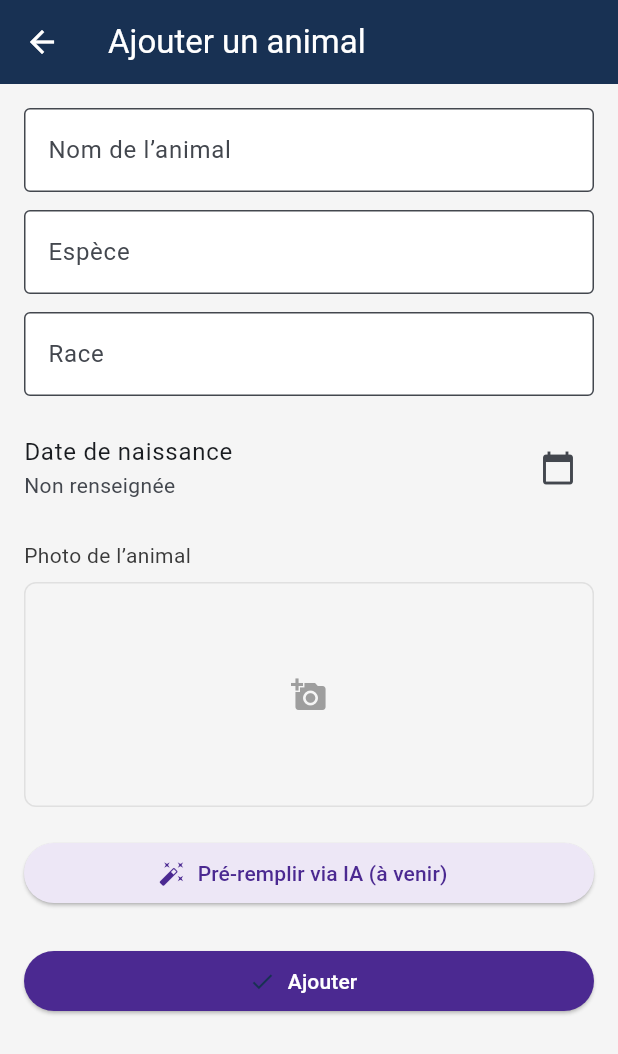
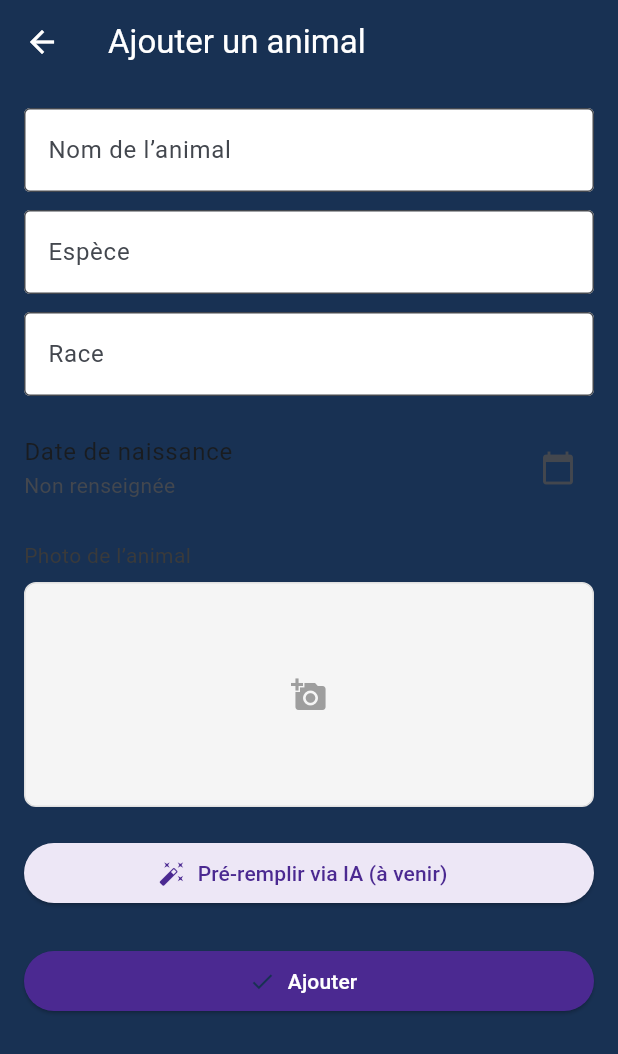
Before and after one commit to anisphere13/anisphere, a Flutter app: the AnimalFormScreen screen opened directly, on a phone screen of 412 x 824 dp. Shown: the top 1054 px of the screen. Run offline on Flutter 3.47's test engine with Material 3 defaults, Android fonts, the phone set to English and light mode, and no system bars; our stand-ins replace battery_plus, cloud_firestore, connectivity_plus, firebase_auth, firebase_core, firebase_messaging and 15 more; missing offline and left inert: google_mlkit_text_recognition, mobile_scanner, tflite_flutter; accounts and stored records are empty.

Commit message:
fix: update background color

```diff
--- a/lib/theme.dart
+++ b/lib/theme.dart
@@ -2,7 +2,7 @@ import 'package:flutter/material.dart';
 
 /// Application-wide theme settings.
 final ThemeData appTheme = ThemeData(
-  scaffoldBackgroundColor: const Color(0xFFF5F5F5),
+  scaffoldBackgroundColor: const Color(0xFF183153),
   colorScheme: ColorScheme.fromSeed(
     seedColor: const Color(0xFF183153),
     primary: const Color(0xFF183153),
```
